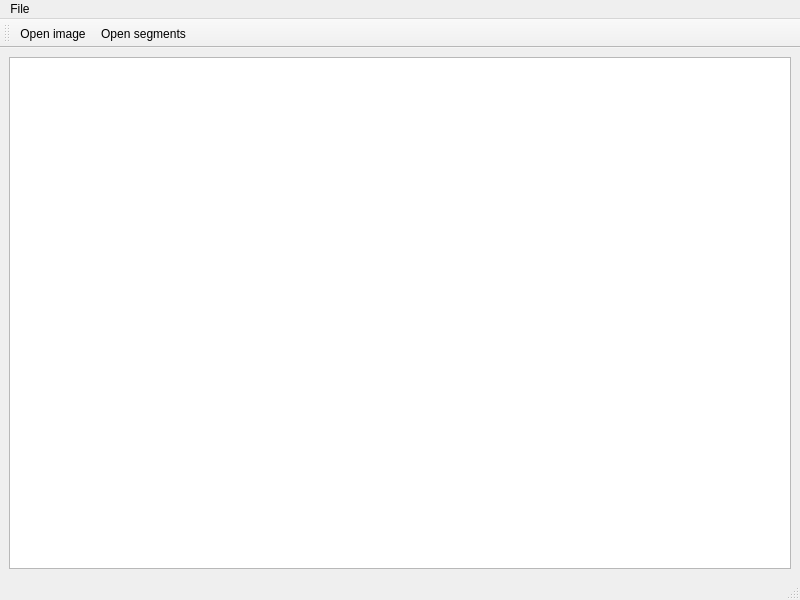
yuriy-petrov/OhYeahArchimedes, file src/MainWindow.ui: the form before one commit.
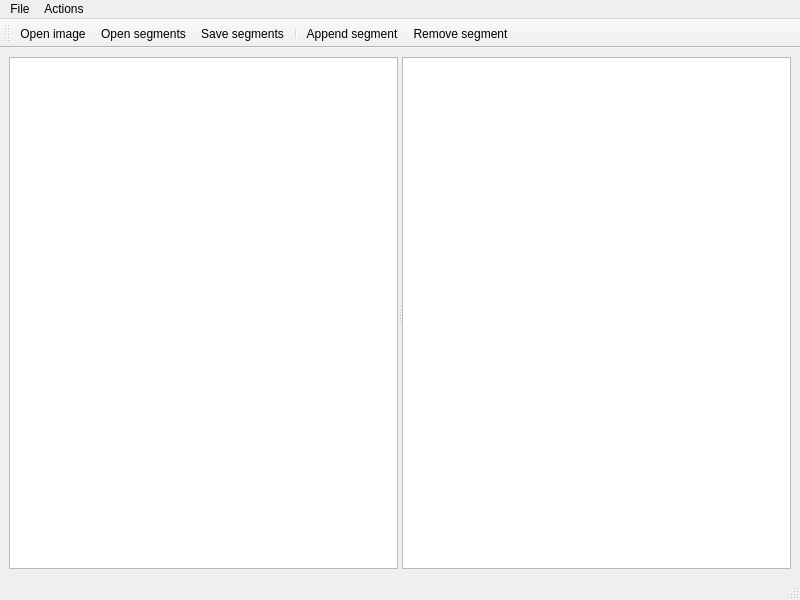
The form after the commit.

```diff
--- a/src/MainWindow.ui
+++ b/src/MainWindow.ui
@@ -16,6 +16,10 @@
   <widget class="QWidget" name="centralwidget">
    <layout class="QVBoxLayout" name="verticalLayout">
     <item>
+     <widget class="QSplitter" name="splitter">
+      <property name="orientation">
+       <enum>Qt::Horizontal</enum>
+      </property>
      <widget class="QGraphicsView" name="graphicsView">
       <property name="renderHints">
        <set>QPainter::Antialiasing|QPainter::SmoothPixmapTransform|QPainter::TextAntialiasing</set>
@@ -27,6 +31,18 @@
        <enum>QGraphicsView::AnchorUnderMouse</enum>
       </property>
      </widget>
+      <widget class="QTableView" name="tableView">
+       <property name="alternatingRowColors">
+        <bool>true</bool>
+       </property>
+       <property name="selectionMode">
+        <enum>QAbstractItemView::SingleSelection</enum>
+       </property>
+       <property name="selectionBehavior">
+        <enum>QAbstractItemView::SelectRows</enum>
+       </property>
+      </widget>
+     </widget>
     </item>
    </layout>
   </widget>
@@ -46,7 +62,15 @@
     <addaction name="actionOpen_image"/>
     <addaction name="actionOpen_segments"/>
    </widget>
+   <widget class="QMenu" name="menuActions">
+    <property name="title">
+     <string>Actions</string>
+    </property>
+    <addaction name="actionAppend_segment"/>
+    <addaction name="actionRemove_segment"/>
+   </widget>
    <addaction name="menuFile"/>
+   <addaction name="menuActions"/>
   </widget>
   <widget class="QStatusBar" name="statusbar"/>
   <widget class="QToolBar" name="toolBar">
@@ -61,6 +85,10 @@
    </attribute>
    <addaction name="actionOpen_image"/>
    <addaction name="actionOpen_segments"/>
+   <addaction name="actionSave_segments"/>
+   <addaction name="separator"/>
+   <addaction name="actionAppend_segment"/>
+   <addaction name="actionRemove_segment"/>
   </widget>
   <action name="actionOpen_image">
    <property name="text">
@@ -72,6 +100,21 @@
     <string>Open segments</string>
    </property>
   </action>
+  <action name="actionSave_segments">
+   <property name="text">
+    <string>Save segments</string>
+   </property>
+  </action>
+  <action name="actionAppend_segment">
+   <property name="text">
+    <string>Append segment</string>
+   </property>
+  </action>
+  <action name="actionRemove_segment">
+   <property name="text">
+    <string>Remove segment</string>
+   </property>
+  </action>
  </widget>
  <resources/>
  <connections/>
```
Lines whose indentation alone changed are shown as unchanged.
